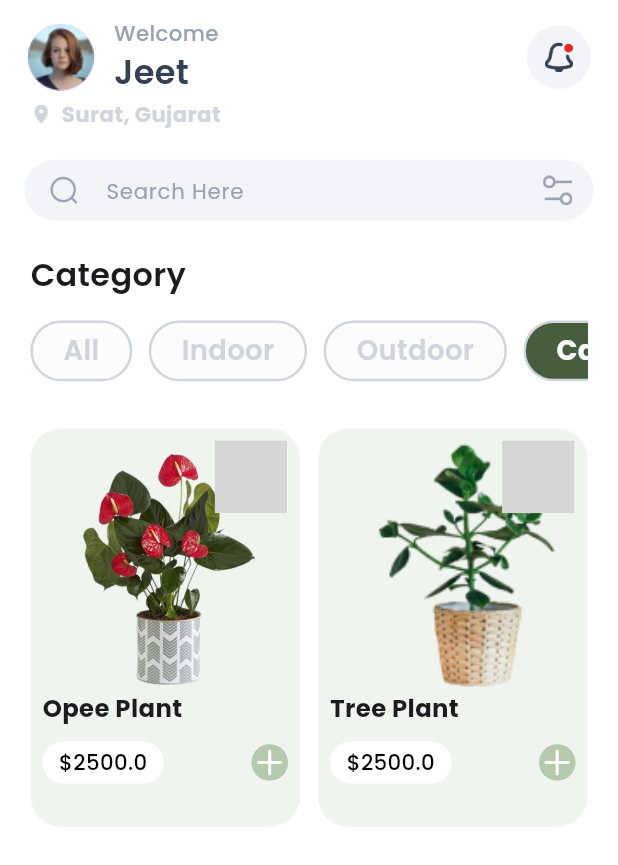
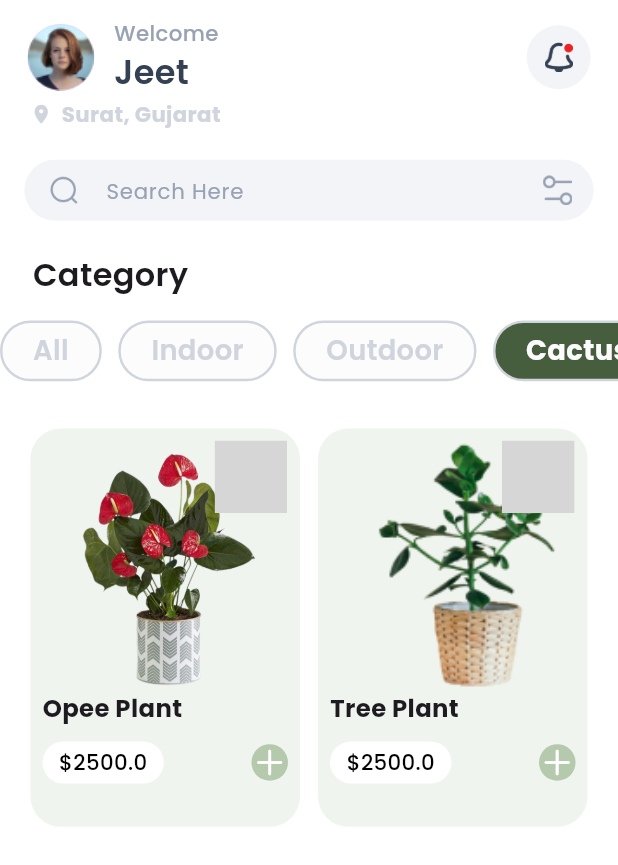
Before and after one commit to oceanmtechanshraiyani/garden_app, a Flutter app: the DashboardScreen screen opened directly, after a tap on "Indoor", after a tap on "Outdoor", after a tap on "Cactus", on a phone screen of 412 x 824 dp. Shown: the top 865 px of the screen. Run offline on Flutter 3.47's test engine with Material 3 defaults, Android fonts, the phone set to English and light mode, and no system bars; our stand-ins replace flutter_screenutil, flutter_svg, get, google_fonts; missing offline and left inert: qr_code_scanner, shape_of_view_null_safe; grey boxes are pictures that could not be loaded.

Commit message:
Update dashboard_screen.dart

```diff
--- a/lib/screens/dashboard_screen.dart
+++ b/lib/screens/dashboard_screen.dart
@@ -235,11 +235,15 @@ class _DashboardScreenState extends State<DashboardScreen> {
     return Column(
       crossAxisAlignment: CrossAxisAlignment.start,
       children: [
-        Text(
-          "Category",
-          style: TextStyle(
-            fontSize: 21.sp,
-            fontWeight: FontWeight.w600,
+        Padding(
+          padding: EdgeInsets.symmetric(horizontal: 20.0.w),
+          child: Text(
+            "Category",
+            style: TextStyle(
+              fontSize: 21.sp,
+              fontWeight: FontWeight.w600,
+            ),
+            textAlign: TextAlign.center,
           ),
         ),
         SizedBox(height: 15.h),
@@ -258,7 +262,7 @@ class _DashboardScreenState extends State<DashboardScreen> {
           ),
         ),
       ],
-    ).marginSymmetric(horizontal: 20.0.h);
+    );
   }
 
   Widget categoriesdata({
```
